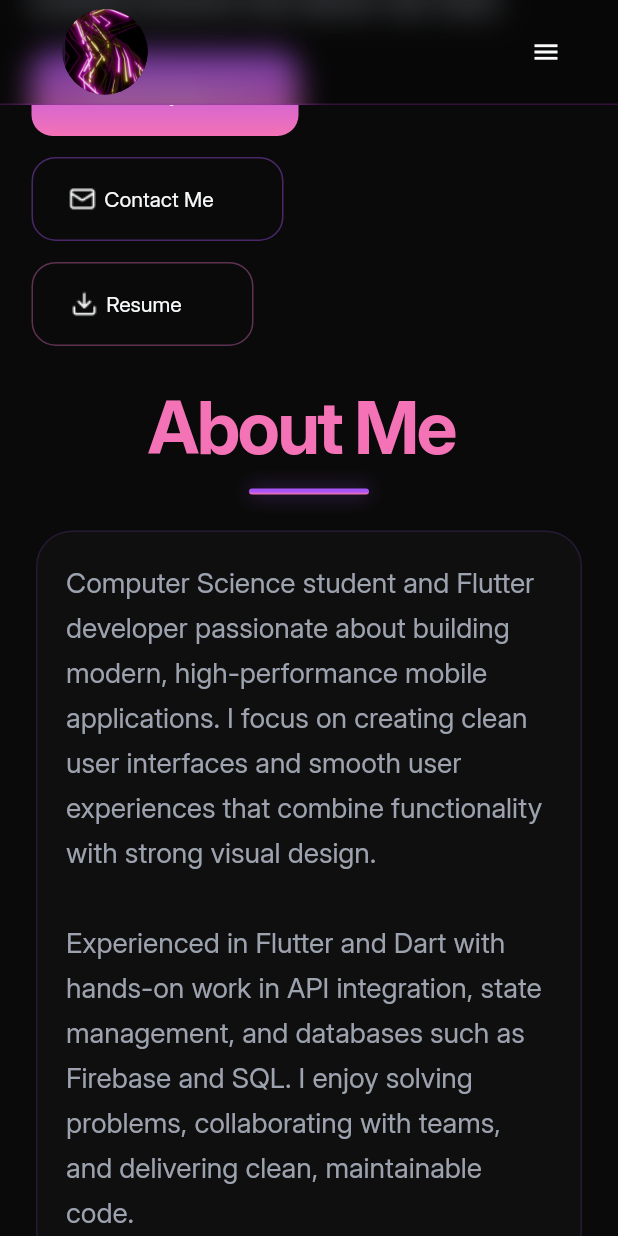
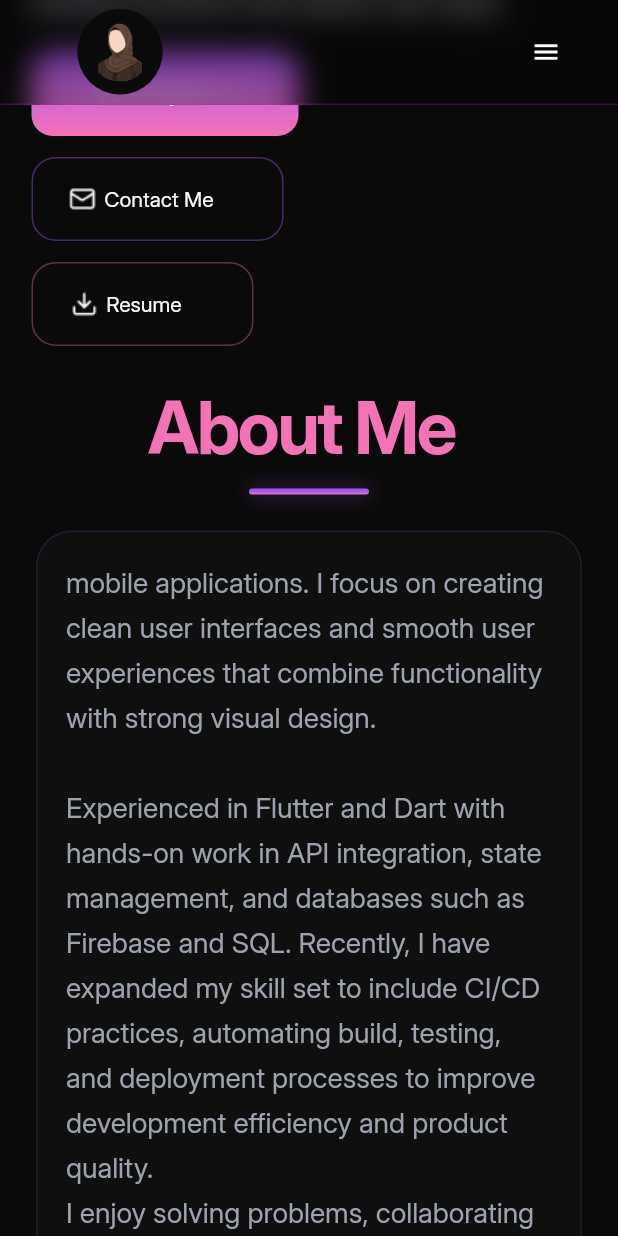
Before and after one commit to mariam280/my_portfolio, a Flutter app: the screen it shows after launch, scrolled down 576 dp, on a phone screen of 412 x 824 dp. Run offline on Flutter 3.47's test engine with Material 3 defaults, Android fonts, the phone set to English and light mode, and no system bars; drawn by our look-alikes of flutter_animate; our stand-ins replace device_preview.

Commit message:
change avatar image

```diff
--- a/lib/core/constants/app_images.dart
+++ b/lib/core/constants/app_images.dart
@@ -14,9 +14,9 @@ class Assets {
   /// assets/images/aql_skill_svg.svg
   static const String imagesAqlSkillSvg = "assets/images/aql_skill_svg.svg";
 
-  /// Assets for imagesAvatar
-  /// assets/images/avatar.png
-  static const String imagesAvatar = "assets/images/avatar.png";
+  /// Assets for imagesAvatarwithoutback1
+  /// assets/images/avatarwithoutback1.png
+  static const String imagesAvatarwithoutback1 = "assets/images/avatarwithoutback1.png";
 
   /// Assets for imagesBlocSkill
   /// assets/images/bloc_skill.png
--- a/lib/modules/home/presentation/screens/widgets/about_section/about_section.dart
+++ b/lib/modules/home/presentation/screens/widgets/about_section/about_section.dart
@@ -18,8 +18,8 @@ class AboutSection extends StatelessWidget {
       spacing: 20,
       children: [
         SectionName(sectionName: "About Me "),
-      isMobile?
-      Column(
+        isMobile
+            ? Column(
                 spacing: 20,
                 children: [
                   CustomCard(
@@ -29,7 +29,7 @@ class AboutSection extends StatelessWidget {
                     child: Padding(
                       padding: const EdgeInsets.all(20),
                       child: Text(
-                  "Computer Science student and Flutter developer passionate about building modern, high-performance mobile applications. I focus on creating clean user interfaces and smooth user experiences that combine functionality with strong visual design.\n\nExperienced in Flutter and Dart with hands-on work in API integration, state management, and databases such as Firebase and SQL. I enjoy solving problems, collaborating with teams, and delivering clean, maintainable code.",
+                        "mobile applications. I focus on creating clean user interfaces and smooth user experiences that combine functionality with strong visual design.\n\nExperienced in Flutter and Dart with hands-on work in API integration, state management, and databases such as Firebase and SQL. Recently, I have expanded my skill set to include CI/CD practices, automating build, testing, and deployment processes to improve development efficiency and product quality.\nI enjoy solving problems, collaborating with teams, and delivering clean, maintainable, and scalable code.",
                         style: AppStyles.styleRegular18(context),
                       ),
                     ),
@@ -37,10 +37,23 @@ class AboutSection extends StatelessWidget {
                   Column(
                     spacing: 10,
                     children: [
-                      AboutAchieveItem(image: Assets.imagesMobileAbout, title: "10+", subTitle: "Projects Built"),
-                      AboutAchieveItem(image: Assets.imagesDivAbout, title: "8+", subTitle: "Technologies Used"),
-                      AboutAchieveItem(image: Assets.imagesDivAbout2, title: "Flutter & UI/UX", subTitle: "Learing Focus")
-                    ],),
+                      AboutAchieveItem(
+                        image: Assets.imagesMobileAbout,
+                        title: "10+",
+                        subTitle: "Projects Built",
+                      ),
+                      AboutAchieveItem(
+                        image: Assets.imagesDivAbout,
+                        title: "8+",
+                        subTitle: "Technologies Used",
+                      ),
+                      AboutAchieveItem(
+                        image: Assets.imagesDivAbout2,
+                        title: "Flutter & UI/UX",
+                        subTitle: "Learing Focus",
+                      ),
+                    ],
+                  ),
                 ],
               )
             : Row(
@@ -48,13 +61,15 @@ class AboutSection extends StatelessWidget {
                 children: [
                   Expanded(
                     child: CustomCard(
-                borderColor: AppColors.borderPurple.withValues(alpha: 0.4),
+                      borderColor: AppColors.borderPurple.withValues(
+                        alpha: 0.4,
+                      ),
                       elevation: 0,
                       cardColor: AppColors.cardColor,
                       child: Padding(
                         padding: const EdgeInsets.all(20),
                         child: Text(
-                    "Computer Science student and Flutter developer passionate about building modern, high-performance mobile applications. I focus on creating clean user interfaces and smooth user experiences that combine functionality with strong visual design.\n\nExperienced in Flutter and Dart with hands-on work in API integration, state management, and databases such as Firebase and SQL. I enjoy solving problems, collaborating with teams, and delivering clean, maintainable code.",
+                          "mobile applications. I focus on creating clean user interfaces and smooth user experiences that combine functionality with strong visual design.\n\nExperienced in Flutter and Dart with hands-on work in API integration, state management, and databases such as Firebase and SQL. Recently, I have expanded my skill set to include CI/CD practices, automating build, testing, and deployment processes to improve development efficiency and product quality.\nI enjoy solving problems, collaborating with teams, and delivering clean, maintainable, and scalable code.",
                           style: AppStyles.styleRegular18(context),
                         ),
                       ),
@@ -64,10 +79,23 @@ class AboutSection extends StatelessWidget {
                     child: Column(
                       spacing: 10,
                       children: [
-                        AboutAchieveItem(image: Assets.imagesMobileAbout, title: "10+", subTitle: "Projects Built"),
-                        AboutAchieveItem(image: Assets.imagesDivAbout, title: "8+", subTitle: "Technologies Used"),
-                        AboutAchieveItem(image: Assets.imagesDivAbout2, title: "Flutter & UI/UX", subTitle: "Learing Focus")
-                      ],),
+                        AboutAchieveItem(
+                          image: Assets.imagesMobileAbout,
+                          title: "10+",
+                          subTitle: "Projects Built",
+                        ),
+                        AboutAchieveItem(
+                          image: Assets.imagesDivAbout,
+                          title: "8+",
+                          subTitle: "Technologies Used",
+                        ),
+                        AboutAchieveItem(
+                          image: Assets.imagesDivAbout2,
+                          title: "Flutter & UI/UX",
+                          subTitle: "Learing Focus",
+                        ),
+                      ],
+                    ),
                   ),
                 ],
               ),
--- a/lib/modules/home/presentation/screens/widgets/hero_section/app_drawer.dart
+++ b/lib/modules/home/presentation/screens/widgets/hero_section/app_drawer.dart
@@ -18,7 +18,7 @@ class AppDrawer extends StatelessWidget {
           padding: EdgeInsets.zero,
           children: [
             DrawerHeader(
-              child: Image.asset(Assets.imagesAvatar, fit: BoxFit.contain),
+              child: Image.asset(Assets.imagesAvatarwithoutback1, fit: BoxFit.contain),
             ),
             DrawerItemHover(text: "About", onTap: () {}),
             DrawerItemHover(text: "Skills", onTap: () {}),
--- a/lib/modules/home/presentation/screens/widgets/hero_section/custom_app_bar.dart
+++ b/lib/modules/home/presentation/screens/widgets/hero_section/custom_app_bar.dart
@@ -5,7 +5,7 @@ import 'package:my_portfolio/core/theme/app_colors.dart';
 import 'nav_bar_item.dart';
 
 class CustomAppBar extends StatelessWidget {
-  CustomAppBar({super.key,required this.onTap});
+  CustomAppBar({super.key, required this.onTap});
   final Function(int index) onTap;
   final List<String> categories = ["About", "Skill", "projects", "Contact"];
   @override
@@ -31,9 +31,14 @@ class CustomAppBar extends StatelessWidget {
               Padding(
                 padding: const EdgeInsets.all(8.0),
                 child: CircleAvatar(
-                  backgroundImage: AssetImage(Assets.imagesAvatar),
                   backgroundColor: AppColors.backgroundColor,
                   radius: 50,
+                  child: CircleAvatar(
+                    backgroundColor: AppColors.backgroundColor,
+                    backgroundImage: AssetImage(
+                      Assets.imagesAvatarwithoutback1,
+                    ),
+                  ),
                 ),
               ),
               Spacer(),
--- a/lib/modules/home/presentation/screens/widgets/hero_section/glass_drawer.dart
+++ b/lib/modules/home/presentation/screens/widgets/hero_section/glass_drawer.dart
@@ -32,9 +32,14 @@ class GlassDrawer extends StatelessWidget {
                 Padding(
                   padding: const EdgeInsets.all(6.0),
                   child: CircleAvatar(
-                    backgroundImage: AssetImage(Assets.imagesAvatar),
                     backgroundColor: AppColors.backgroundColor,
-                    radius: 40,
+                    radius: 50,
+                    child: CircleAvatar(
+                      backgroundColor: AppColors.backgroundColor,
+                      backgroundImage: AssetImage(
+                        Assets.imagesAvatarwithoutback1,
+                      ),
+                    ),
                   ),
                 ),
                 IconButton(
--- a/lib/modules/home/presentation/screens/widgets/hero_section/hero_section.dart
+++ b/lib/modules/home/presentation/screens/widgets/hero_section/hero_section.dart
@@ -26,17 +26,21 @@ class HeroSection extends StatelessWidget {
           textStyle: AppStyles.styleBold72Gradient(
             context,
           ).copyWith(fontWeight: FontWeight.w500, fontSize: 14),
-        ).animate()
-    .fade(duration: 400.ms)
-    .slideY(begin: 0.2, duration: 400.ms),
+        ).animate().fade(duration: 400.ms).slideY(begin: 0.2, duration: 400.ms),
         Row(
           spacing: 20,
           crossAxisAlignment: CrossAxisAlignment.center,
+          mainAxisAlignment: MainAxisAlignment.spaceBetween,
           children: [
             Expanded(child: HeroSectionBody()),
             isMobile
                 ? SizedBox.shrink()
-                : Expanded(child: Image.asset(Assets.imagesAvatar)),
+                : Flexible(
+                    child: Image.asset(
+                      Assets.imagesAvatarwithoutback1,
+                      fit: BoxFit.contain,
+                    ),
+                  ),
           ],
         ),
       ],
--- a/lib/modules/home/presentation/screens/widgets/skills_section/skills_section.dart
+++ b/lib/modules/home/presentation/screens/widgets/skills_section/skills_section.dart
@@ -28,7 +28,7 @@ class SkillsSection extends StatelessWidget {
           SkillsItem(image: Assets.imagesGitSkill, text: "Git / GitHub"),
           SkillsItem(image: Assets.imagesApiSkill, text: "Postman"),
           SkillsItem(image: Assets.imagesFlutterSkill, text: "VS code"),
-
+          SkillsItem(image: Assets.imagesApiSkill, text: "CI/CD"),
       ],),
     ],);
   }
```
Also changed, not shown: assets/images/avatar.png (deleted), assets/images/avatarwithoutback1.png (added), pubspec.lock, 1 other file. Lines whose indentation alone changed are shown as unchanged.
